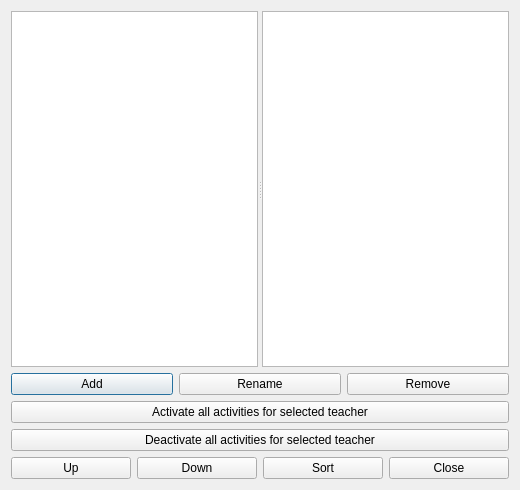
First picture: the form in src/interface/teachersform_template.ui, repository fet-project/fet, before the edit.
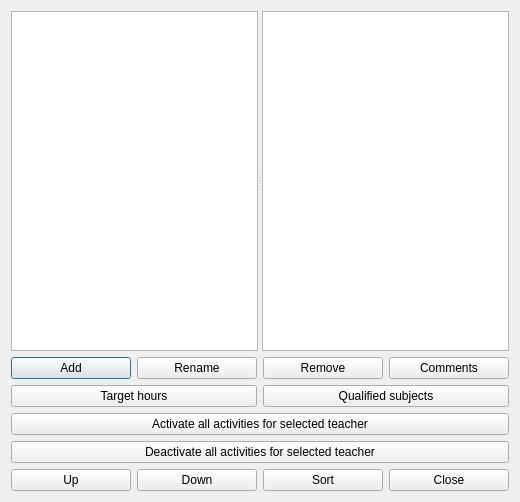
Second picture: the form after the edit.

```diff
--- a/src/interface/teachersform_template.ui
+++ b/src/interface/teachersform_template.ui
@@ -7,7 +7,7 @@
     <x>0</x>
     <y>0</y>
     <width>520</width>
-    <height>490</height>
+    <height>502</height>
    </rect>
   </property>
   <property name="windowTitle">
@@ -52,23 +52,48 @@
        </property>
       </widget>
      </item>
+     <item>
+      <widget class="QPushButton" name="commentsPushButton">
+       <property name="text">
+        <string>Comments</string>
+       </property>
+      </widget>
+     </item>
     </layout>
    </item>
    <item row="2" column="0">
+    <layout class="QHBoxLayout" name="horizontalLayout_3">
+     <item>
+      <widget class="QPushButton" name="targetNumberOfHoursPushButton">
+       <property name="text">
+        <string comment="It means the target number of hours for a teacher, but keep translation short">Target hours</string>
+       </property>
+      </widget>
+     </item>
+     <item>
+      <widget class="QPushButton" name="qualifiedSubjectsPushButton">
+       <property name="text">
+        <string comment="It means a list of qualified (allowed) subjects for the teacher. Keep translation short.">Qualified subjects</string>
+       </property>
+      </widget>
+     </item>
+    </layout>
+   </item>
+   <item row="3" column="0">
     <widget class="QPushButton" name="activateTeacherPushButton">
      <property name="text">
       <string>Activate all activities for selected teacher</string>
      </property>
     </widget>
    </item>
-   <item row="3" column="0">
+   <item row="4" column="0">
     <widget class="QPushButton" name="deactivateTeacherPushButton">
      <property name="text">
       <string>Deactivate all activities for selected teacher</string>
      </property>
     </widget>
    </item>
-   <item row="4" column="0">
+   <item row="5" column="0">
     <layout class="QHBoxLayout" name="horizontalLayout">
      <item>
       <widget class="QPushButton" name="moveTeacherUpPushButton">
```
